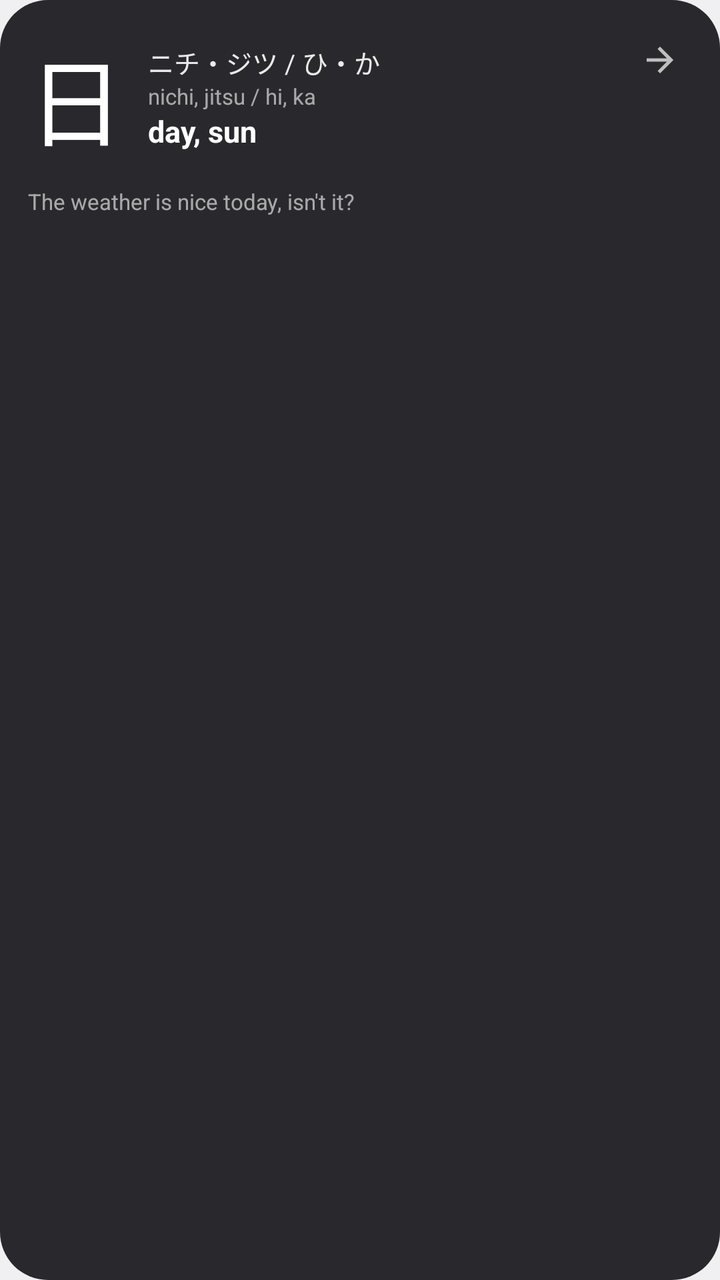
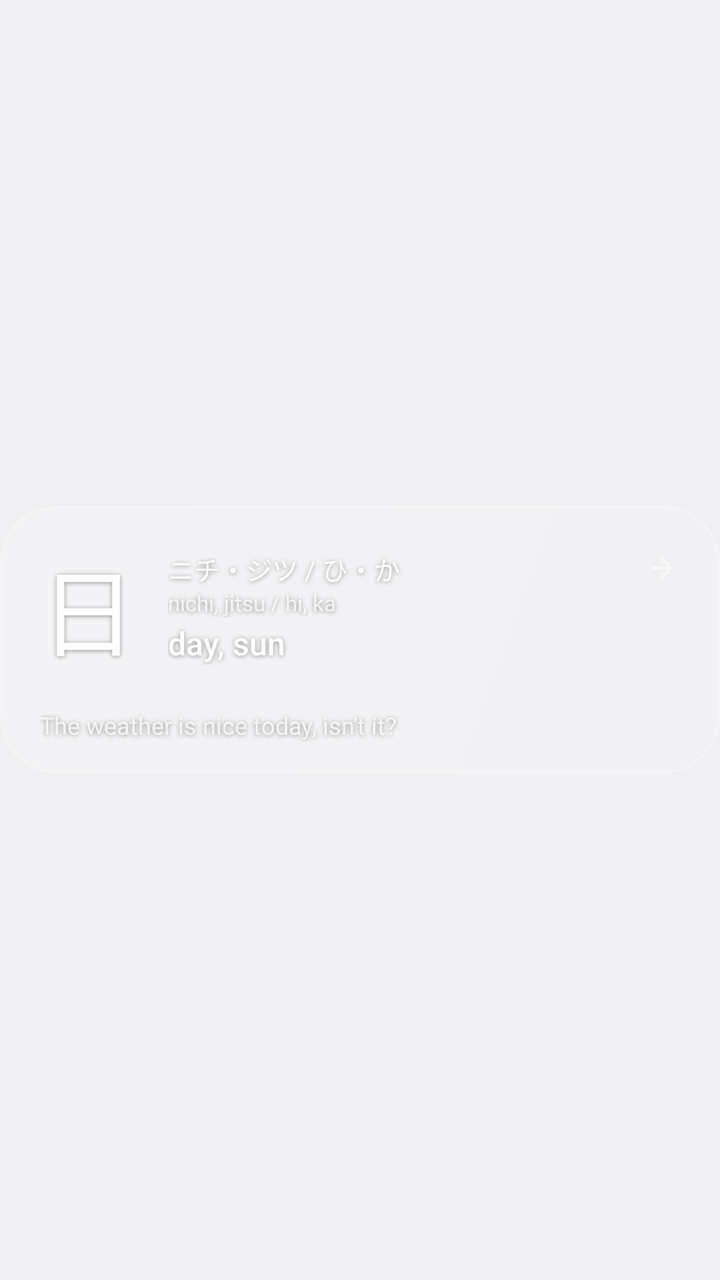

Compare the two renders of this Android layout. The source of the first and the diff that turns it into the second are given below.
<!-- AndroidManifest.xml: application theme Theme.AnkiLock -->
<!-- res/layout/widget_card.xml -->
<?xml version="1.0" encoding="utf-8"?>
<LinearLayout xmlns:android="http://schemas.android.com/apk/res/android"
    android:id="@+id/root"
    android:layout_width="match_parent"
    android:layout_height="match_parent"
    android:background="@drawable/widget_bg"
    android:orientation="vertical"
    android:padding="14dp">

    <TextView
        android:id="@+id/main_wide"
        android:layout_width="match_parent"
        android:layout_height="wrap_content"
        android:ellipsize="end"
        android:maxLines="1"
        android:textColor="#FFFFFFFF"
        android:textSize="22sp"
        android:visibility="gone" />

    <LinearLayout
        android:layout_width="match_parent"
        android:layout_height="wrap_content"
        android:gravity="center_vertical"
        android:orientation="horizontal">

        <TextView
            android:id="@+id/main"
            android:layout_width="wrap_content"
            android:layout_height="wrap_content"
            android:includeFontPadding="false"
            android:maxLines="1"
            android:paddingEnd="12dp"
            android:text="日"
            android:textColor="#FFFFFFFF"
            android:textSize="48sp" />

        <LinearLayout
            android:layout_width="0dp"
            android:layout_height="wrap_content"
            android:layout_weight="1"
            android:orientation="vertical">

            <TextView
                android:id="@+id/reading"
                android:layout_width="match_parent"
                android:layout_height="wrap_content"
                android:ellipsize="end"
                android:maxLines="1"
                android:text="ニチ・ジツ / ひ・か"
                android:textColor="#E6FFFFFF"
                android:textSize="13sp" />

            <TextView
                android:id="@+id/romaji"
                android:layout_width="match_parent"
                android:layout_height="wrap_content"
                android:ellipsize="end"
                android:maxLines="1"
                android:text="nichi, jitsu / hi, ka"
                android:textColor="#99FFFFFF"
                android:textSize="11sp" />

            <TextView
                android:id="@+id/meaning"
                android:layout_width="match_parent"
                android:layout_height="wrap_content"
                android:ellipsize="end"
                android:maxLines="2"
                android:text="day, sun"
                android:textColor="#FFFFFFFF"
                android:textSize="15sp"
                android:textStyle="bold" />
        </LinearLayout>

        <ImageView
            android:id="@+id/next"
            android:layout_width="32dp"
            android:layout_height="32dp"
            android:layout_gravity="top"
            android:alpha="0.7"
            android:contentDescription="@string/next"
            android:padding="6dp"
            android:src="@drawable/ic_next" />
    </LinearLayout>

    <LinearLayout
        android:id="@+id/sentence"
        android:layout_width="match_parent"
        android:layout_height="wrap_content"
        android:layout_marginTop="8dp"
        android:orientation="vertical" />

    <TextView
        android:id="@+id/en"
        android:layout_width="match_parent"
        android:layout_height="wrap_content"
        android:layout_marginTop="2dp"
        android:ellipsize="end"
        android:maxLines="2"
        android:text="The weather is nice today, isn't it?"
        android:textColor="#99FFFFFF"
        android:textSize="11sp" />
</LinearLayout>
<!-- resources referenced by this layout -->
<resources>
  <!-- drawable ic_next (drawable) -->
  <vector xmlns:android="http://schemas.android.com/apk/res/android"
      android:width="24dp" android:height="24dp" android:viewportWidth="24" android:viewportHeight="24"
      android:tint="#FFFFFF">
      <path android:fillColor="#FFFFFFFF" android:pathData="M12,4l-1.41,1.41L16.17,11H4v2h12.17l-5.58,5.59L12,20l8,-8z" />
  </vector>
  <!-- drawable widget_bg (drawable) -->
  <?xml version="1.0" encoding="utf-8"?>
  <shape xmlns:android="http://schemas.android.com/apk/res/android" android:shape="rectangle">
      <solid android:color="#E6141418" />
      <corners android:radius="24dp" />
  </shape>
  <string name="next">Next</string>
  <style name="Theme.AnkiLock" parent="@android:style/Theme.DeviceDefault.DayNight">
          <item name="android:windowActionBar">false</item>
          <item name="android:windowNoTitle">true</item>
          <item name="android:statusBarColor">@android:color/transparent</item>
          <item name="android:navigationBarColor">@android:color/transparent</item>
      </style>
</resources>

<!-- the commit's change to res/layout/widget_card.xml (unified diff, before → after) -->
@@ -1,103 +1,131 @@
 <?xml version="1.0" encoding="utf-8"?>
-<LinearLayout xmlns:android="http://schemas.android.com/apk/res/android"
+<FrameLayout xmlns:android="http://schemas.android.com/apk/res/android"
     android:id="@+id/root"
     android:layout_width="match_parent"
-    android:layout_height="match_parent"
-    android:background="@drawable/widget_bg"
-    android:orientation="vertical"
-    android:padding="14dp">
-
-    <TextView
-        android:id="@+id/main_wide"
-        android:layout_width="match_parent"
-        android:layout_height="wrap_content"
-        android:ellipsize="end"
-        android:maxLines="1"
-        android:textColor="#FFFFFFFF"
-        android:textSize="22sp"
-        android:visibility="gone" />
+    android:layout_height="match_parent">
 
     <LinearLayout
         android:layout_width="match_parent"
         android:layout_height="wrap_content"
-        android:gravity="center_vertical"
-        android:orientation="horizontal">
+        android:layout_gravity="center_vertical"
+        android:background="@drawable/widget_bg"
+        android:orientation="vertical"
+        android:paddingStart="20dp"
+        android:paddingTop="16dp"
+        android:paddingEnd="14dp"
+        android:paddingBottom="16dp">
 
         <TextView
-            android:id="@+id/main"
-            android:layout_width="wrap_content"
+            android:id="@+id/main_wide"
+            android:layout_width="match_parent"
             android:layout_height="wrap_content"
-            android:includeFontPadding="false"
+            android:ellipsize="end"
             android:maxLines="1"
-            android:paddingEnd="12dp"
-            android:text="日"
+            android:shadowColor="#66000000"
+            android:shadowDy="1"
+            android:shadowRadius="6"
             android:textColor="#FFFFFFFF"
-            android:textSize="48sp" />
+            android:textSize="22sp"
+            android:visibility="gone" />
 
         <LinearLayout
-            android:layout_width="0dp"
+            android:layout_width="match_parent"
             android:layout_height="wrap_content"
-            android:layout_weight="1"
-            android:orientation="vertical">
+            android:gravity="center_vertical"
+            android:orientation="horizontal">
 
             <TextView
-                android:id="@+id/reading"
-                android:layout_width="match_parent"
+                android:id="@+id/main"
+                android:layout_width="wrap_content"
                 android:layout_height="wrap_content"
-                android:ellipsize="end"
+                android:includeFontPadding="false"
                 android:maxLines="1"
-                android:text="ニチ・ジツ / ひ・か"
-                android:textColor="#E6FFFFFF"
-                android:textSize="13sp" />
+                android:paddingEnd="16dp"
+                android:shadowColor="#66000000"
+                android:shadowDy="1"
+                android:shadowRadius="6"
+                android:text="日"
+                android:textColor="#FFFFFFFF"
+                android:textSize="48sp" />
 
-            <TextView
-                android:id="@+id/romaji"
-                android:layout_width="match_parent"
+            <LinearLayout
+                android:layout_width="0dp"
                 android:layout_height="wrap_content"
-                android:ellipsize="end"
-                android:maxLines="1"
-                android:text="nichi, jitsu / hi, ka"
-                android:textColor="#99FFFFFF"
-                android:textSize="11sp" />
+                android:layout_weight="1"
+                android:orientation="vertical">
 
-            <TextView
-                android:id="@+id/meaning"
-                android:layout_width="match_parent"
-                android:layout_height="wrap_content"
-                android:ellipsize="end"
-                android:maxLines="2"
-                android:text="day, sun"
-                android:textColor="#FFFFFFFF"
-                android:textSize="15sp"
-                android:textStyle="bold" />
+                <TextView
+                    android:id="@+id/reading"
+                    android:layout_width="match_parent"
+                    android:layout_height="wrap_content"
+                    android:ellipsize="end"
+                    android:maxLines="1"
+                    android:shadowColor="#66000000"
+                    android:shadowDy="1"
+                    android:shadowRadius="6"
+                    android:text="ニチ・ジツ / ひ・か"
+                    android:textColor="#F2FFFFFF"
+                    android:textSize="13sp" />
+
+                <TextView
+                    android:id="@+id/romaji"
+                    android:layout_width="match_parent"
+                    android:layout_height="wrap_content"
+                    android:ellipsize="end"
+                    android:maxLines="1"
+                    android:shadowColor="#66000000"
+                    android:shadowDy="1"
+                    android:shadowRadius="6"
+                    android:text="nichi, jitsu / hi, ka"
+                    android:textColor="#C7FFFFFF"
+                    android:textSize="11sp" />
+
+                <TextView
+                    android:id="@+id/meaning"
+                    android:layout_width="match_parent"
+                    android:layout_height="wrap_content"
+                    android:layout_marginTop="2dp"
+                    android:ellipsize="end"
+                    android:fontFamily="sans-serif-medium"
+                    android:maxLines="2"
+                    android:shadowColor="#66000000"
+                    android:shadowDy="1"
+                    android:shadowRadius="6"
+                    android:text="day, sun"
+                    android:textColor="#FFFFFFFF"
+                    android:textSize="16sp" />
+            </LinearLayout>
+
+            <ImageView
+                android:id="@+id/next"
+                android:layout_width="30dp"
+                android:layout_height="30dp"
+                android:layout_gravity="top"
+                android:alpha="0.55"
+                android:contentDescription="@string/next"
+                android:padding="7dp"
+                android:src="@drawable/ic_next" />
         </LinearLayout>
 
-        <ImageView
-            android:id="@+id/next"
-            android:layout_width="32dp"
-            android:layout_height="32dp"
-            android:layout_gravity="top"
-            android:alpha="0.7"
-            android:contentDescription="@string/next"
-            android:padding="6dp"
-            android:src="@drawable/ic_next" />
+        <LinearLayout
+            android:id="@+id/sentence"
+            android:layout_width="match_parent"
+            android:layout_height="wrap_content"
+            android:layout_marginTop="12dp"
+            android:orientation="vertical" />
+
+        <TextView
+            android:id="@+id/en"
+            android:layout_width="match_parent"
+            android:layout_height="wrap_content"
+            android:layout_marginTop="4dp"
+            android:ellipsize="end"
+            android:maxLines="2"
+            android:shadowColor="#66000000"
+            android:shadowDy="1"
+            android:shadowRadius="6"
+            android:text="The weather is nice today, isn't it?"
+            android:textColor="#C7FFFFFF"
+            android:textSize="12sp" />
     </LinearLayout>
-
-    <LinearLayout
-        android:id="@+id/sentence"
-        android:layout_width="match_parent"
-        android:layout_height="wrap_content"
-        android:layout_marginTop="8dp"
-        android:orientation="vertical" />
-
-    <TextView
-        android:id="@+id/en"
-        android:layout_width="match_parent"
-        android:layout_height="wrap_content"
-        android:layout_marginTop="2dp"
-        android:ellipsize="end"
-        android:maxLines="2"
-        android:text="The weather is nice today, isn't it?"
-        android:textColor="#99FFFFFF"
-        android:textSize="11sp" />
-</LinearLayout>
+</FrameLayout>
<!-- resource entries referenced after the edit -->
@@ -9,8 +9,13 @@
   <!-- drawable widget_bg (drawable) -->
   <?xml version="1.0" encoding="utf-8"?>
   <shape xmlns:android="http://schemas.android.com/apk/res/android" android:shape="rectangle">
-      <solid android:color="#E6141418" />
-      <corners android:radius="24dp" />
+      <gradient
+          android:angle="315"
+          android:startColor="#38FFFFFF"
+          android:endColor="#14FFFFFF"
+          android:type="linear" />
+      <stroke android:width="1dp" android:color="#47FFFFFF" />
+      <corners android:radius="28dp" />
   </shape>
   <string name="next">Next</string>
   <style name="Theme.AnkiLock" parent="@android:style/Theme.DeviceDefault.DayNight">
